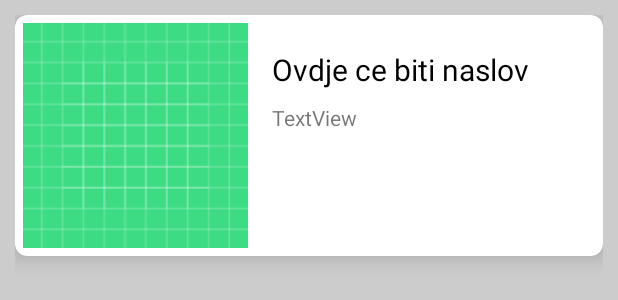
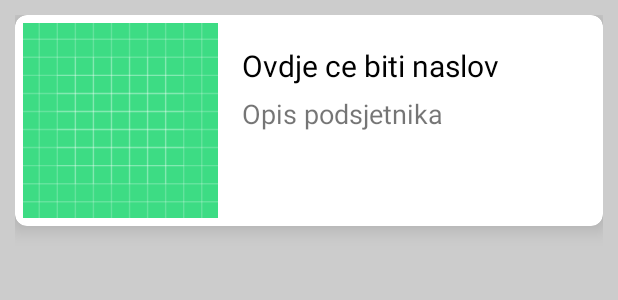
Before and after one commit to Dominik277/ToDoApp, an Android app: the layout custom_recyclerview.xml on its own in the app's theme, with its tools: preview values and no code run, on a phone screen of 412 x 824 dp. Shown: the top 300 px of the screen. Run offline under Robolectric (Android 15) with nearby library versions, the phone set to English and light mode, and no system bars.

Commit message:
Custom View zavrsen.

```diff
--- a/app/src/main/res/layout/custom_recyclerview.xml
+++ b/app/src/main/res/layout/custom_recyclerview.xml
@@ -25,15 +25,15 @@
 
             <ImageView
                 android:id="@+id/imageView"
-                android:layout_width="150dp"
-                android:layout_height="150dp"
+                android:layout_width="130dp"
+                android:layout_height="130dp"
                 app:layout_constraintBottom_toBottomOf="parent"
                 app:layout_constraintStart_toStartOf="parent"
                 app:layout_constraintTop_toTopOf="parent"
                 app:srcCompat="@drawable/ic_launcher_background" />
 
             <TextView
-                android:id="@+id/textView"
+                android:id="@+id/naslovPodsjetnika"
                 android:layout_width="0dp"
                 android:layout_height="wrap_content"
                 android:layout_marginEnd="8dp"
@@ -48,16 +48,17 @@
                 app:layout_constraintVertical_bias="0.13999999" />
 
             <TextView
-                android:id="@+id/textView2"
+                android:id="@+id/opisPodsjetnika"
                 android:layout_width="0dp"
                 android:layout_height="wrap_content"
                 android:layout_marginStart="16dp"
-                android:text="TextView"
+                android:text="Opis podsjetnika"
                 app:layout_constraintBottom_toBottomOf="parent"
                 app:layout_constraintEnd_toEndOf="parent"
                 app:layout_constraintStart_toEndOf="@+id/imageView"
-                app:layout_constraintTop_toBottomOf="@+id/textView"
-                app:layout_constraintVertical_bias="0.100000024" />
+                app:layout_constraintTop_toBottomOf="@+id/naslovPodsjetnika"
+                app:layout_constraintVertical_bias="0.100000024"
+                android:textSize="18dp"/>
         </androidx.constraintlayout.widget.ConstraintLayout>
 
     </androidx.cardview.widget.CardView>
```
